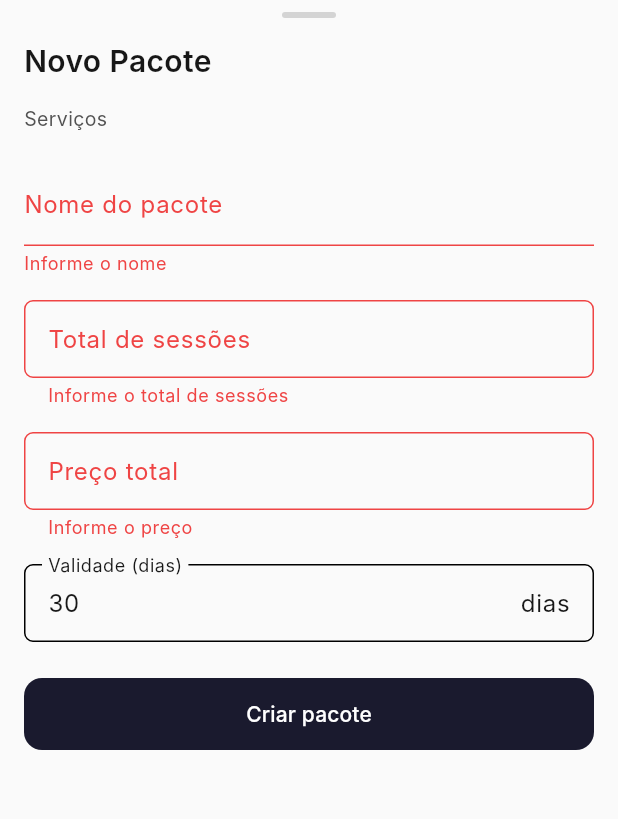
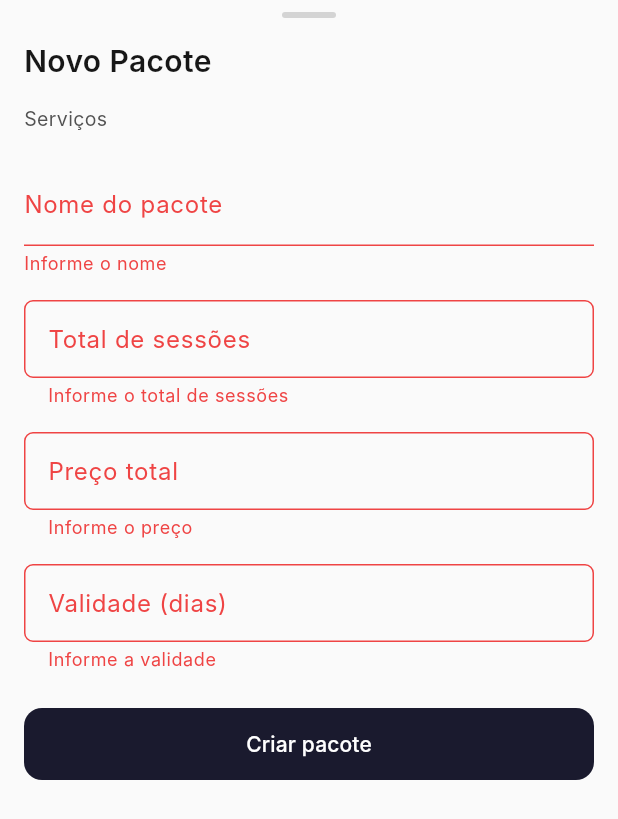
Before and after one commit to ilry-polis/oriz, a Flutter app: the CreatePackageSheet widget shown alone on an empty page, opened directly, after a tap on "Criar pacote", on a phone screen of 412 x 824 dp. Shown: the top 819 px of the screen. Run offline on Flutter 3.47's test engine with Material 3 defaults, Android fonts, the phone set to English and light mode, and no system bars; our stand-ins replace flutter_riverpod, font_awesome_flutter, go_router, supabase_flutter; accounts and stored records are empty; network calls fail; Roboto replaces fonts that are missing (Inter).

Commit message:
fix(04): validity field starts empty instead of pre-filled with 30
Co-Authored-By: Claude Opus 4.6 (1M context) <noreply@anthropic.com>

```diff
--- a/mobile/lib/features/packages/widgets/create_package_sheet.dart
+++ b/mobile/lib/features/packages/widgets/create_package_sheet.dart
@@ -56,7 +56,7 @@ class _CreatePackageSheetState extends ConsumerState<CreatePackageSheet> {
   final _nameController = TextEditingController();
   final _priceController = TextEditingController();
   final _sessionsController = TextEditingController();
-  final _validityController = TextEditingController(text: '30');
+  final _validityController = TextEditingController();
 
   final Set<String> _selectedServiceIds = {};
   bool _saving = false;
```
